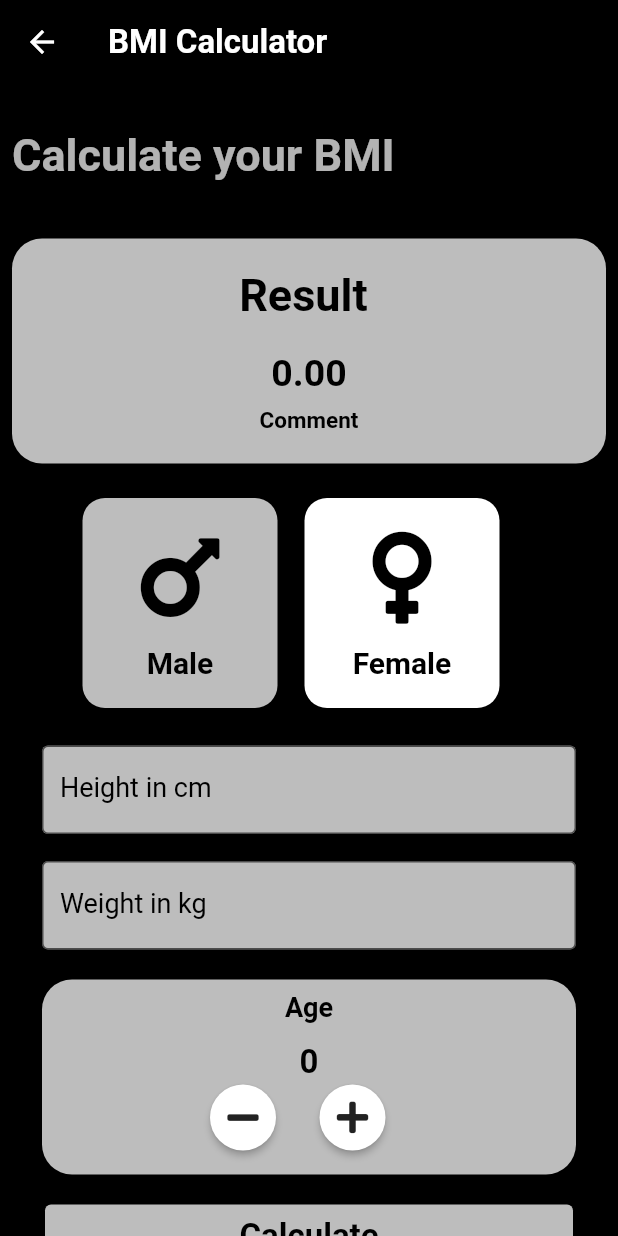
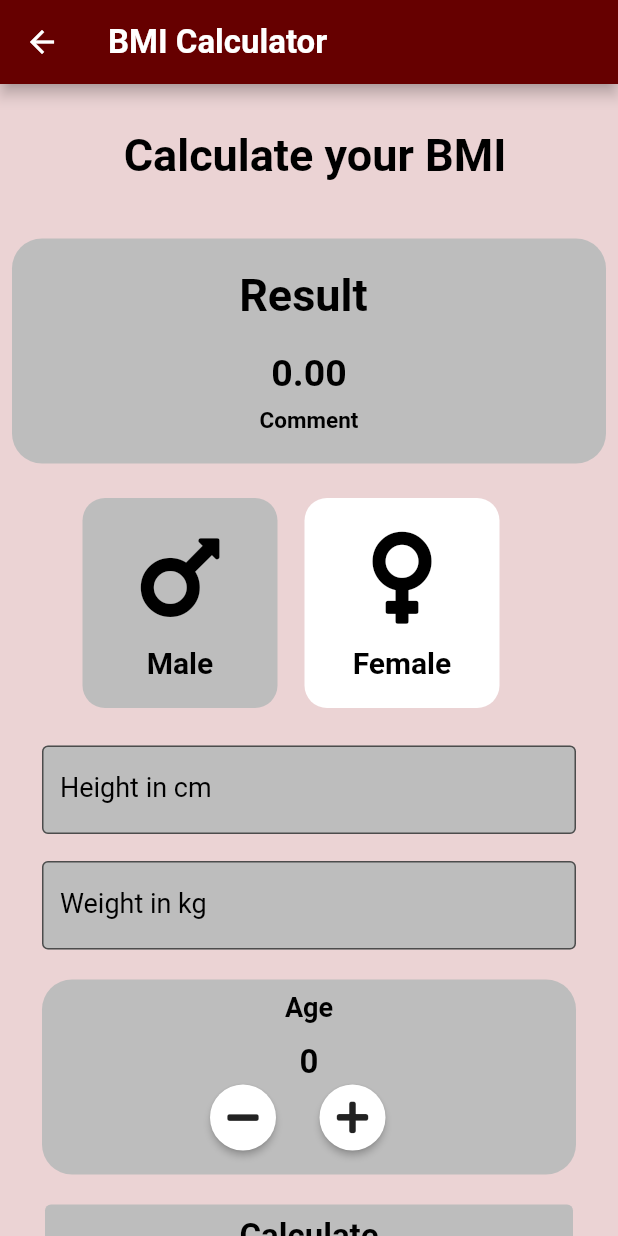
Before and after one commit to saipreethi14/flutterfitness22, a Flutter app: the Homepage screen opened directly, after a tap on "BMI CALCULATOR", on a phone screen of 412 x 824 dp. Run offline on Flutter 3.47's test engine with Material 2 defaults, Android fonts, the phone set to English and light mode, and no system bars; our stand-ins replace chewie, cloud_firestore, firebase_auth, firebase_core, font_awesome_flutter, video_player; missing offline and left inert: flutter_login_facebook; accounts and stored records are empty; network calls fail.

Commit message:
Design changes(app bar,colors,fonts etc)

```diff
--- a/lib/CoachData.dart
+++ b/lib/CoachData.dart
@@ -73,11 +73,12 @@ class _CoachDataState extends State<CoachData> {
 
 
    return Scaffold(
+       backgroundColor:Color(0xFFEBD3D4),
      appBar: AppBar(
        title: Text(
-         "Coach Data"
+         "Coach Data", style: TextStyle(fontWeight: FontWeight.bold,fontFamily: 'Aleo'),
        ),
-       backgroundColor: Colors.black,
+       backgroundColor: Color(0xFF660000),
        actions: <Widget>[
          IconButton(
            onPressed: () {
--- a/lib/Excercisedetailspage.dart
+++ b/lib/Excercisedetailspage.dart
@@ -18,12 +18,13 @@ class Exercisedetailspage extends StatelessWidget {
   @override
   Widget build(BuildContext context) {
     return Scaffold(
+      backgroundColor: Color(0xFFEBD3D4),
       appBar: AppBar(
         title: Text(
           'Exercise Details',
           style: TextStyle(fontFamily: 'Aleo',fontWeight: FontWeight.bold),
         ),
-        backgroundColor: Colors.black,
+        backgroundColor: Color(0xFF660000),
       ),
       body: Column(
         children: <Widget>[
@@ -33,7 +34,7 @@ class Exercisedetailspage extends StatelessWidget {
             width: 450,
             height: 395,
             decoration: BoxDecoration(
-              color: Colors.black87,
+              color: Color(0xFF660000),
               borderRadius: BorderRadius.circular(15),
             ),
             child: Align(
--- a/lib/HomePage.dart
+++ b/lib/HomePage.dart
@@ -26,13 +26,13 @@ class _InputPageState extends State<Homepage> {
   @override
   Widget build(BuildContext context) {
     return Scaffold(
-      backgroundColor: Colors.grey[400],
+      backgroundColor: Color(0xFFEBD3D4),
         appBar: AppBar(
           leading: IconButton(
             onPressed: () {},
             icon: Icon(Icons.fitness_center),
           ),
-          title: Text('GET SET GO'),
+          title: Text('GET SET GO',style: TextStyle(fontFamily: 'Aleo',fontWeight: FontWeight.bold),),
           actions: [
             IconButton(
               onPressed: () {
@@ -42,7 +42,7 @@ class _InputPageState extends State<Homepage> {
               icon: Icon(Icons.logout),
             ),
           ],
-          backgroundColor: Colors.black,
+          backgroundColor: Color(0xFF660000),
 
         ),
         body: Column(children: <Widget>[
--- a/lib/ListofExercise.dart
+++ b/lib/ListofExercise.dart
@@ -17,10 +17,10 @@ class _ListofExerciseState extends State<ListofExercise>
   @override
   Widget build(BuildContext context) {
     return Scaffold(
-      backgroundColor: Colors.grey[400],
+      backgroundColor: Color(0xFFEBD3D4),
 
       appBar: AppBar(
-          backgroundColor: Colors.black,
+          backgroundColor: Color(0xFF660000),
           title:
           Row(
             children:<Widget> [
--- a/lib/bmi.dart
+++ b/lib/bmi.dart
@@ -15,10 +15,15 @@ enum Gender {
   female,
 }
 Gender selectedGender = Gender.male;
-
+const kShrinePink50 = Color(0xFFFEEAE6);
 const activeColor = Color(0xFFBDBDBD);
 const inactiveColor = Color(0xFFFFFFFF);
-
+const kShrinePink300 = Color(0xFFFBB8AC);
+const kpurplr = Color(0xFF762141);
+const color1 = Color(0xFFDF97BB);
+const color2 = Color(0xFF660000);
+const back2 = Color(0xFFEBD3D4);
+const back3 = Color(0xFFDCC6C7);
 const maleColor = inactiveColor;
 const femaleColor = inactiveColor;
 
@@ -50,9 +55,9 @@ class _bmiState extends State<bmi> {
   @override
   Widget build(BuildContext context) {
     return Scaffold(
-      backgroundColor: Colors.black,
+      backgroundColor: Color(0xFFEBD3D4),
       appBar: AppBar(
-          backgroundColor: Colors.black,
+          backgroundColor: Color(0xFF660000),
           title:
           Row(
             children:<Widget> [
@@ -75,11 +80,13 @@ class _bmiState extends State<bmi> {
           children: <Widget> [
             Padding(
               padding: const EdgeInsets.only(top: 30.0, bottom: 30.0, left: 8.0),
-              child: Text('Calculate your BMI', style: TextStyle(
-                fontSize: 30,
-                fontWeight: FontWeight.bold,
-                color: Colors.white70,
-              ),),
+              child: Center(
+                child: Text('Calculate your BMI', style: TextStyle(
+                  fontSize: 30,
+                  fontWeight: FontWeight.bold,
+                  color: Colors.black,
+                ),),
+              ),
             ),
             Padding(
               padding: const EdgeInsets.all(8.0),
--- a/lib/videoPage.dart
+++ b/lib/videoPage.dart
@@ -9,9 +9,9 @@ class videoPage extends StatelessWidget {
   @override
   Widget build(BuildContext context) {
     return Scaffold(
-      backgroundColor: Colors.blueGrey[100],
+      backgroundColor: Color(0xFFEBD3D4),
       appBar: AppBar(
-        backgroundColor: Colors.black87,
+        backgroundColor: Color(0xFF660000),
         automaticallyImplyLeading: false,
 
         leading: IconButton(
```
Also changed, not shown: lib/about_us.dart (+27 -12 lines).
